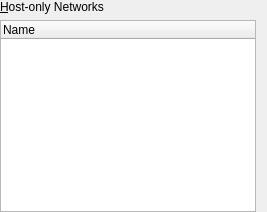
Old version of the form vbox/src/VBox/Frontends/VirtualBox/src/settings/global/UIGlobalSettingsNetwork.ui in the repository jljuxgm/vboxgit.
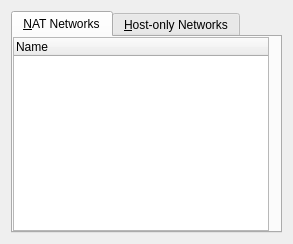
New version of the form. Custom widgets are drawn as their Qt base class.

What changed in the file:
```diff
--- a/vbox/src/VBox/Frontends/VirtualBox/src/settings/global/UIGlobalSettingsNetwork.ui
+++ b/vbox/src/VBox/Frontends/VirtualBox/src/settings/global/UIGlobalSettingsNetwork.ui
@@ -14,31 +14,65 @@
  </comment>
  <class>UIGlobalSettingsNetwork</class>
  <widget class="QWidget" name="UIGlobalSettingsNetwork">
-  <layout class="QGridLayout">
+  <layout class="QVBoxLayout">
+   <item>
+    <widget class="QITabWidget" name="m_pTabWidget">
+     <widget class="QWidget" name="m_pTabNAT">
+      <attribute name="title">
+       <string>&amp;NAT Networks</string>
+      </attribute>
+      <layout class="QHBoxLayout">
    <property name="margin">
     <number>0</number>
    </property>
-   <item row="0" column="0">
-    <widget class="QILabelSeparator" native="1" name="m_pNetworkLabel">
+       <property name="spacing">
+        <number>3</number>
+       </property>
+       <item>
+        <widget class="QTreeWidget" name="m_pTreeNetworkNAT">
+         <property name="sizePolicy">
+          <sizepolicy hsizetype="MinimumExpanding" vsizetype="MinimumExpanding">
+           <horstretch>0</horstretch>
+           <verstretch>0</verstretch>
+          </sizepolicy>
+         </property>
+         <property name="minimumSize">
+          <size>
+           <width>0</width>
+           <height>150</height>
+          </size>
+         </property>
+         <property name="whatsThis">
+          <string>Lists all available NAT networks.</string>
+         </property>
+         <property name="rootIsDecorated">
+          <bool>false</bool>
+         </property>
+         <column>
      <property name="text">
+           <string>Name</string>
+          </property>
+         </column>
+        </widget>
+       </item>
+       <item>
+        <widget class="UIToolBar" name="m_pToolbarNetworkNAT"/>
+       </item>
+      </layout>
+     </widget>
+     <widget class="QWidget" name="m_pTabHostOnly">
+      <attribute name="title">
      <string>&amp;Host-only Networks</string>
-     </property>
-     <property name="buddy">
-      <cstring>m_pInterfacesTree</cstring>
-     </property>
-    </widget>
-   </item>
-   <item row="1" column="0">
-    <widget class="QWidget" native="1" name="m_pNetworkSettingsContainer" >
-     <layout class="QHBoxLayout" name="m_pLayout1">
-      <property name="spacing">
-       <number>3</number>
-      </property>
+      </attribute>
+      <layout class="QHBoxLayout">
       <property name="margin">
        <number>0</number>
       </property>
+       <property name="spacing">
+        <number>3</number>
+       </property>
       <item>
-       <widget class="QTreeWidget" name="m_pInterfacesTree">
+        <widget class="QTreeWidget" name="m_pTreeNetworkHost">
         <property name="sizePolicy">
          <sizepolicy hsizetype="MinimumExpanding" vsizetype="MinimumExpanding">
           <horstretch>0</horstretch>
@@ -65,24 +99,25 @@
        </widget>
       </item>
       <item>
-       <widget class="UIToolBar" name="m_pActionsToolbar"/>
-      </item>
-     </layout>
+        <widget class="UIToolBar" name="m_pToolbarNetworkHost"/>
+       </item>
+      </layout>
+     </widget>
     </widget>
    </item>
   </layout>
  </widget>
  <customwidgets>
-  <customwidget>
-   <class>QILabelSeparator</class>
-   <extends>QLabel</extends>
-   <header>QILabelSeparator.h</header>
-  </customwidget>
   <customwidget>
    <class>UIToolBar</class>
    <extends>QToolBar</extends>
    <header>UIToolBar.h</header>
   </customwidget>
+  <customwidget>
+   <class>QITabWidget</class>
+   <extends>QTabWidget</extends>
+   <header>QITabWidget.h</header>
+  </customwidget>
  </customwidgets>
  <resources/>
  <connections/>
```
Lines whose indentation alone changed are shown as unchanged.
